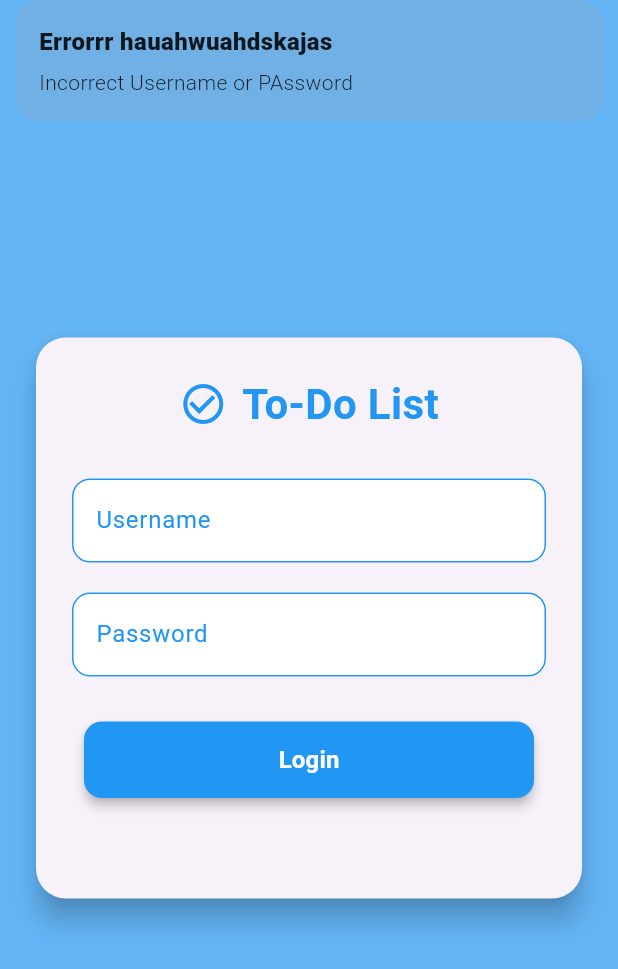
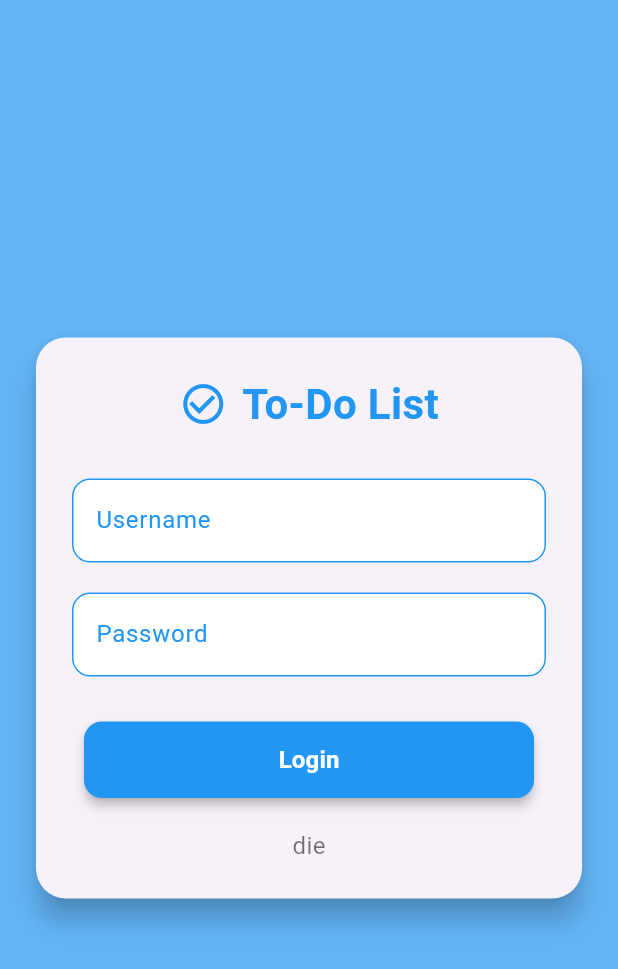
Before and after one commit to 57TerabyteZipBomb/Flutter_Kelompok, a Flutter app: the screen it shows after launch, after a tap on "Login", on a phone screen of 412 x 824 dp. Shown: the top 969 px of the screen. Run offline on Flutter 3.47's test engine with Material 3 defaults, Android fonts, the phone set to English and light mode, and no system bars; our stand-ins replace get.

Commit message:
Revert "SharedPReferenes for Login and a funny Oguri Cap loading screen"

```diff
--- a/lib/bindings/dash_binding.dart
+++ b/lib/bindings/dash_binding.dart
@@ -1,6 +1,5 @@
 import 'package:flutter_kelompok/controllers/home_controller.dart';
 import 'package:flutter_kelompok/controllers/history_controller.dart';
-import 'package:flutter_kelompok/controllers/login_controller.dart';
 
 import 'package:flutter_kelompok/controllers/todo_controller.dart';
 import 'package:get/get.dart';
@@ -11,6 +10,5 @@ class MenuBinding extends Bindings {
     Get.lazyPut<TodoController>(() => TodoController());
     Get.lazyPut<HomeController>(() => HomeController());
     Get.lazyPut<HistoryController>(() => HistoryController());
-    Get.lazyPut<LoginController>(() => LoginController());
   }
 }
--- a/lib/bindings/home_binding.dart
+++ b/lib/bindings/home_binding.dart
@@ -5,6 +5,5 @@ class HomeBinding extends Bindings {
   @override
   void dependencies() {
     Get.lazyPut<HomeController>(() => HomeController());
-
   }
 }
--- a/lib/bindings/profile_binding.dart
+++ /dev/null
@@ -1,9 +0,0 @@
-import 'package:flutter_kelompok/controllers/login_controller.dart';
-import 'package:get/get.dart';
-
-class ProfileBinding extends Bindings {
-  @override
-  void dependencies() {
-    Get.put(LoginController());
-  }
-}
--- a/lib/bindings/splashscreen_binding.dart
+++ /dev/null
@@ -1,9 +0,0 @@
-import 'package:flutter_kelompok/controllers/splashscreen_contoller.dart';
-import 'package:get/get.dart';
-
-class SplashscreenBinding extends Bindings {
-  @override
-  void dependencies() {
-    Get.lazyPut<SplashscreenContoller>(() => SplashscreenContoller());
-  }
-}
--- a/lib/controllers/home_controller.dart
+++ b/lib/controllers/home_controller.dart
@@ -32,7 +32,7 @@ class HomeController extends GetxController {
       title: "Tugas Bahasa Jepang",
       summary: "Presentasi Interview (Mensetsu)",
       urgency: "Low",
-      due: "2025-09-01",
+      due: "2025-09-30",
       isClear: false,
     ),
   ].obs;
--- a/lib/controllers/login_controller.dart
+++ b/lib/controllers/login_controller.dart
@@ -1,7 +1,6 @@
 import 'package:flutter/material.dart';
 import 'package:flutter_kelompok/routes/routes.dart';
 import 'package:get/get.dart';
-import 'package:shared_preferences/shared_preferences.dart';
 
 class LoginController extends GetxController {
   final TextEditingController usernameController = TextEditingController();
@@ -16,23 +15,15 @@ class LoginController extends GetxController {
 
   // Most of this should be self explanitory
 
-  void login() async {
-    if (usernameController.text.toString() == validUsername &&
-        passwordController.text.toString() == validPassword) {
-      final prefs = await SharedPreferences.getInstance();
-      prefs.setString("username", usernameController.text.toString());
-      Get.offAllNamed(AppRoutes.dashboard);
+  void login() {
+    final user = usernameController.text.trim();
+    final pass = passwordController.text.trim();
+
+    if (user == validUsername && pass == validPassword) {
+      loginStatus.value = "good jop";
+      Get.offNamed(AppRoutes.dashboard);
     } else {
-      Get.snackbar(
-        "Errorrr hauahwuahdskajas ",
-        "Incorrect Username or PAssword ",
-      );
+      loginStatus.value = "die";
     }
   }
-
-  void logout() async {
-    final prefs = await SharedPreferences.getInstance();
-    await prefs.clear();
-    Get.offAllNamed(AppRoutes.login);
-  }
 }
--- a/lib/controllers/splashscreen_contoller.dart
+++ /dev/null
@@ -1,22 +0,0 @@
-import 'package:flutter_kelompok/routes/routes.dart';
-import 'package:get/get.dart';
-import 'package:shared_preferences/shared_preferences.dart';
-
-class SplashscreenContoller extends GetxController {
-  @override
-  void onInit() {
-    super.onInit();
-    checkLogin();
-  }
-
-  checkLogin() async {
-    final prefs = await SharedPreferences.getInstance();
-    final savedUsername = prefs.getString("username");
-    await Future.delayed(Duration(seconds: 3));
-    if (savedUsername != null) {
-      Get.offAllNamed(AppRoutes.dashboard);
-    } else {
-      Get.offAllNamed(AppRoutes.login);
-    }
-  }
-}
--- a/lib/main.dart
+++ b/lib/main.dart
@@ -16,7 +16,7 @@ class MyApp extends StatelessWidget {
       title: "the fluttering",
       theme: ThemeData(primarySwatch: Colors.blue),
       getPages: AppPages.pages,
-      initialRoute: AppRoutes.splash,
+      initialRoute: AppRoutes.login,
     );
   }
 }
--- a/lib/pages/splashscreen_page.dart
+++ /dev/null
@@ -1,16 +0,0 @@
-import 'package:flutter/material.dart';
-import 'package:flutter_kelompok/controllers/splashscreen_contoller.dart';
-import 'package:get/get.dart';
-
-class SplashscreenPage extends StatelessWidget {
-  SplashscreenPage({super.key});
-
-  final editController = Get.find<SplashscreenContoller>();
-
-  @override
-  Widget build(BuildContext context) {
-    return Scaffold(
-      body: Center(child: Container(child: Image.asset('assets/oguwi.gif'))),
-    );
-  }
-}
--- a/lib/routes/pages.dart
+++ b/lib/routes/pages.dart
@@ -4,8 +4,6 @@ import 'package:flutter_kelompok/bindings/history_binding.dart';
 import 'package:flutter_kelompok/bindings/home_binding.dart';
 import 'package:flutter_kelompok/bindings/listedit_binding.dart';
 import 'package:flutter_kelompok/bindings/login_binding.dart';
-import 'package:flutter_kelompok/bindings/profile_binding.dart';
-import 'package:flutter_kelompok/bindings/splashscreen_binding.dart';
 import 'package:flutter_kelompok/pages/dashboard_page.dart';
 import 'package:flutter_kelompok/pages/history_page.dart';
 import 'package:flutter_kelompok/pages/home_page.dart';
@@ -13,7 +11,6 @@ import 'package:flutter_kelompok/pages/listadd_page.dart';
 import 'package:flutter_kelompok/pages/listedit_page.dart';
 import 'package:flutter_kelompok/pages/profile_page.dart';
 import 'package:flutter_kelompok/pages/login_page.dart';
-import 'package:flutter_kelompok/pages/splashscreen_page.dart';
 import 'package:flutter_kelompok/routes/routes.dart';
 import 'package:get/get_navigation/src/routes/get_route.dart';
 
@@ -34,11 +31,7 @@ class AppPages {
       page: () => HomePage(),
       binding: HomeBinding(),
     ),
-    GetPage(
-      name: AppRoutes.profile,
-      page: () => ProfilePage(),
-      binding: ProfileBinding(),
-    ),
+    GetPage(name: AppRoutes.profile, page: () => ProfilePage()),
     GetPage(
       name: AppRoutes.history,
       page: () => HistoryPage(),
@@ -54,10 +47,5 @@ class AppPages {
       page: () => ListaddPage(),
       binding: ListAddBinding(),
     ),
-    GetPage(
-      name: AppRoutes.splash,
-      page: () => SplashscreenPage(),
-      binding: SplashscreenBinding(),
-    ),
   ];
 }
--- a/lib/routes/routes.dart
+++ b/lib/routes/routes.dart
@@ -6,5 +6,4 @@ class AppRoutes {
   static const String history = "/history";
   static const String listedit = "/listedit";
   static const String listadd = "/listadd";
-  static const String splash = "/splashscreen";
 }
--- a/pubspec.yaml
+++ b/pubspec.yaml
@@ -35,8 +35,6 @@ dependencies:
   # Use with the CupertinoIcons class for iOS style icons.
   cupertino_icons: ^1.0.8
   get: ^4.7.2
-  flutter_native_splash: ^2.4.6
-  shared_preferences: ^2.5.3
 
 dev_dependencies:
   flutter_test:
```
Also changed, not shown: lib/pages/profile_page.dart (+1 -13 lines), assets/oguwi.gif (deleted), pubspec.lock, 2 other files.
